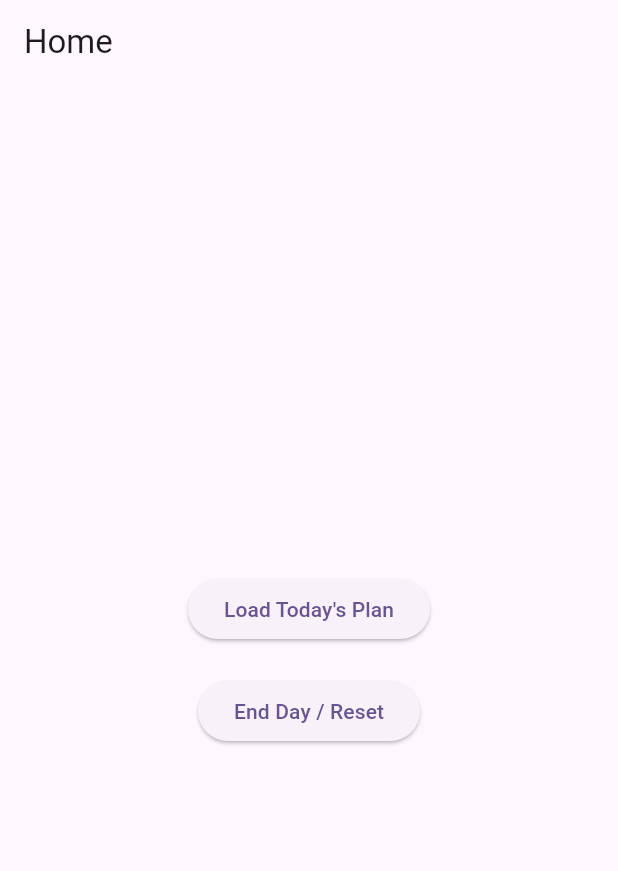
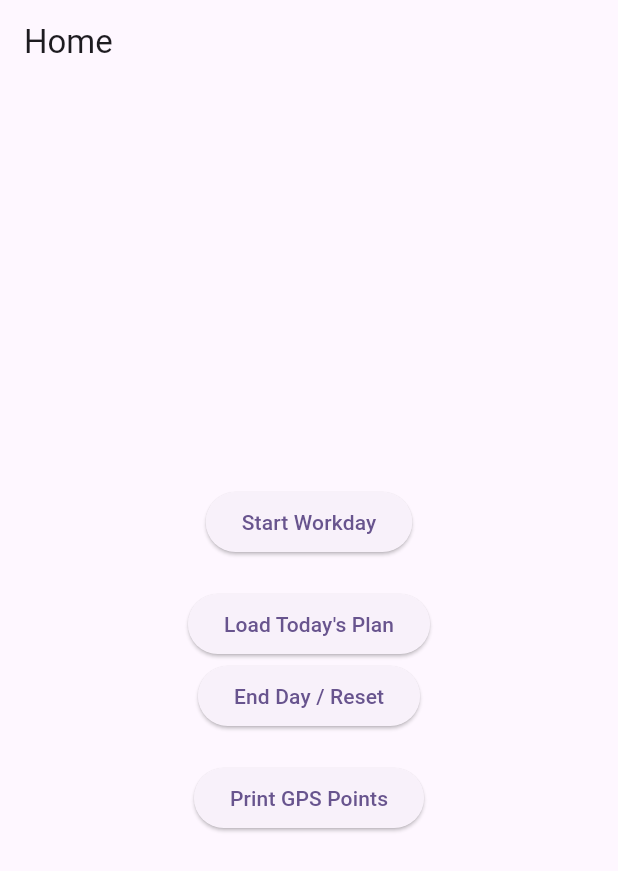
Before and after one commit to code-with-khaled/Grad-Project, a Flutter app: the HomeScreen screen opened directly, after a tap on "End Day / Reset", on a phone screen of 412 x 824 dp. Shown: the top 871 px of the screen. Run offline on Flutter 3.47's test engine with Material 3 defaults, Android fonts, the phone set to English and light mode, and no system bars; our stand-ins replace dio, flutter_map, flutter_secure_storage, geolocator, hive, hive_flutter and 3 more; accounts and stored records are empty.

Commit message:
GPS Tracking Background Local Service

```diff
--- a/lib/core/storage/hive_boxes.dart
+++ b/lib/core/storage/hive_boxes.dart
@@ -5,4 +5,5 @@ class HiveBoxes {
   static const invoices = 'invoicesBox';
   static const visits = 'visitsBox';
   static const epod = 'epodBox';
+  static const gpsPoints = 'gpsPointsBox';
 }
--- /dev/null
+++ b/lib/features/gps/data/gps_background_service.dart
@@ -0,0 +1,30 @@
+import 'dart:async';
+import 'package:grad_project/core/services/location_service.dart';
+import 'package:grad_project/features/gps/data/gps_repository.dart';
+
+class GpsBackgroundService {
+  final GpsRepository _repo;
+
+  Timer? _timer;
+
+  GpsBackgroundService(this._repo);
+
+  /// Start collecting GPS every minute
+  Future<void> start() async {
+    _timer = Timer.periodic(Duration(minutes: 1), (_) async {
+      try {
+        final pos = await LocationService.getCurrentLocation();
+
+        await _repo.savePoint(pos.latitude, pos.longitude);
+      } catch (e) {
+        // Optional: log or ignore
+      }
+    });
+  }
+
+  /// Stop tracking
+  void stop() {
+    _timer?.cancel();
+    _timer = null;
+  }
+}
--- /dev/null
+++ b/lib/features/gps/data/gps_repository.dart
@@ -0,0 +1,41 @@
+import 'package:hive/hive.dart';
+import 'package:grad_project/features/gps/models/gps_point_hive.dart';
+
+class GpsRepository {
+  final Box<GpsPointHive> _box;
+
+  GpsRepository(this._box);
+
+  /// Save a new GPS point (called every minute)
+  Future<void> savePoint(double lat, double lng) async {
+    final point = GpsPointHive(
+      lat: lat,
+      lng: lng,
+      timestamp: DateTime.now(),
+      synced: false,
+    );
+
+    await _box.add(point);
+
+    // ignore: avoid_print
+    print("GPS SAVED → $lat, $lng at ${point.timestamp}");
+  }
+
+  /// Get all unsynced points (for batch upload)
+  List<GpsPointHive> getUnsyncedPoints() {
+    return _box.values.where((p) => !p.synced).toList();
+  }
+
+  /// Mark points as synced after successful upload
+  Future<void> markPointsSynced(List<GpsPointHive> points) async {
+    for (final p in points) {
+      p.synced = true;
+      await p.save();
+    }
+  }
+
+  /// Clear all points at end of day
+  Future<void> clearAll() async {
+    await _box.clear();
+  }
+}
--- /dev/null
+++ b/lib/features/gps/models/gps_point_hive.dart
@@ -0,0 +1,25 @@
+import 'package:hive/hive.dart';
+
+part 'gps_point_hive.g.dart';
+
+@HiveType(typeId: 20)
+class GpsPointHive extends HiveObject {
+  @HiveField(0)
+  double lat;
+
+  @HiveField(1)
+  double lng;
+
+  @HiveField(2)
+  DateTime timestamp;
+
+  @HiveField(3)
+  bool synced;
+
+  GpsPointHive({
+    required this.lat,
+    required this.lng,
+    required this.timestamp,
+    this.synced = false,
+  });
+}
--- a/lib/features/home/screens/home_screen.dart
+++ b/lib/features/home/screens/home_screen.dart
@@ -1,6 +1,10 @@
+// ignore_for_file: avoid_print
+
 import 'package:flutter/material.dart';
 import 'package:grad_project/features/customers/providers/customer_provider.dart';
+import 'package:grad_project/features/gps/data/gps_repository.dart';
 import 'package:grad_project/features/van_stock/providers/van_stock_provider.dart';
+import 'package:grad_project/features/workday/providers/workday_provider.dart';
 import 'package:provider/provider.dart';
 
 class HomeScreen extends StatelessWidget {
@@ -10,6 +14,7 @@ class HomeScreen extends StatelessWidget {
   Widget build(BuildContext context) {
     final customerProvider = context.read<CustomerProvider>();
     final vanStockProvider = context.read<VanStockProvider>();
+    final workdayProvider = context.watch<WorkdayProvider>();
 
     return Scaffold(
       appBar: AppBar(title: Text("Home")),
@@ -18,19 +23,46 @@ class HomeScreen extends StatelessWidget {
           mainAxisAlignment: MainAxisAlignment.center,
           children: [
             ElevatedButton(
+              onPressed: workdayProvider.isWorkdayActive
+                  ? null
+                  : () {
+                      workdayProvider.startWorkday();
+                    },
+              child: Text("Start Workday"),
+            ),
+
+            SizedBox(height: 20),
+
+            ElevatedButton(
               onPressed: () {
                 customerProvider.loadCustomers();
                 vanStockProvider.loadVanStock();
               },
               child: Text("Load Today's Plan"),
             ),
-            SizedBox(height: 20),
+
             ElevatedButton(
               onPressed: () {
+                workdayProvider.endWorkday();
                 customerProvider.resetCustomers();
                 vanStockProvider.resetStock();
               },
               child: Text("End Day / Reset"),
+            ),
+
+            SizedBox(height: 20),
+
+            ElevatedButton(
+              onPressed: () {
+                final gpsRepo = context.read<GpsRepository>();
+                final points = gpsRepo.getUnsyncedPoints();
+
+                print("---- GPS POINTS IN HIVE ----");
+                for (final p in points) {
+                  print("${p.lat}, ${p.lng} at ${p.timestamp}");
+                }
+              },
+              child: Text("Print GPS Points"),
             ),
           ],
         ),
--- /dev/null
+++ b/lib/features/workday/providers/workday_provider.dart
@@ -0,0 +1,24 @@
+import 'package:flutter/foundation.dart';
+import 'package:grad_project/features/gps/data/gps_background_service.dart';
+
+class WorkdayProvider extends ChangeNotifier {
+  bool _isWorkdayActive = false;
+
+  final GpsBackgroundService gpsService;
+
+  WorkdayProvider(this.gpsService);
+
+  bool get isWorkdayActive => _isWorkdayActive;
+
+  void startWorkday() {
+    _isWorkdayActive = true;
+    gpsService.start();
+    notifyListeners();
+  }
+
+  void endWorkday() {
+    _isWorkdayActive = false;
+    gpsService.stop();
+    notifyListeners();
+  }
+}
```
Also changed, not shown: lib/main.dart (+11 -1 lines), lib/features/gps/models/gps_point_hive.g.dart (added).
